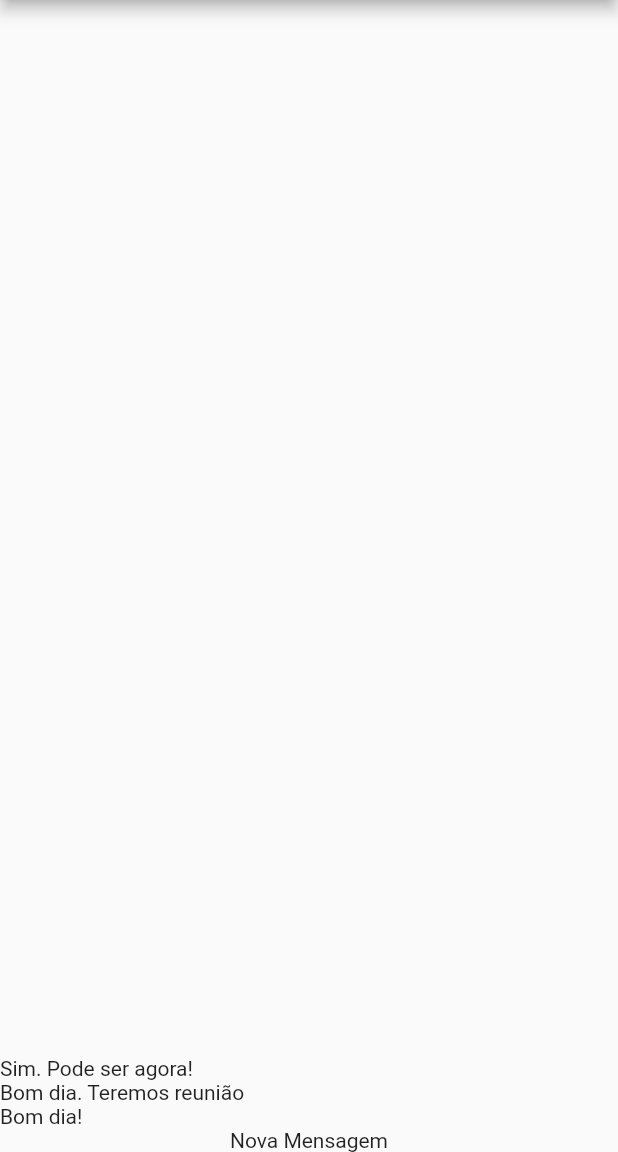
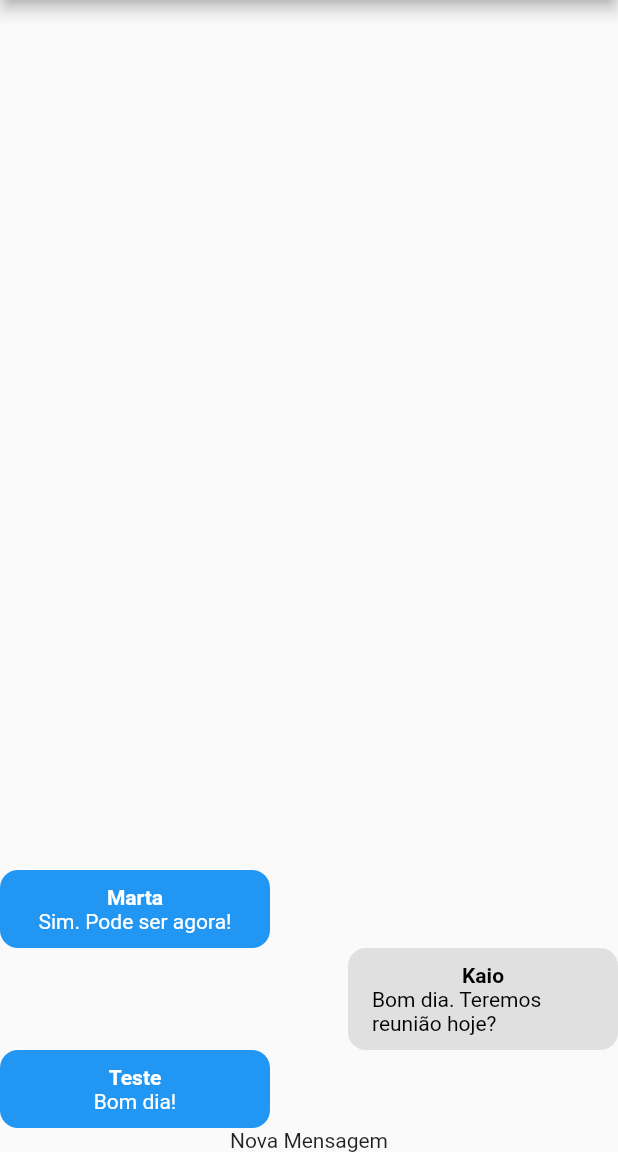
Before and after one commit to Kaio-Goes/chatFlutter, a Flutter app: the screen it shows after launch, on a phone screen of 412 x 824 dp, the part 84-1236 px from its top. Run offline on Flutter 3.47's test engine with Material 2 defaults, Android fonts, the phone set to English and light mode, and no system bars; our stand-ins replace image_picker; accounts and stored records are empty.

Commit message:
Feature components in chat messages

```diff
--- /dev/null
+++ b/lib/components/message_bubble.dart
@@ -0,0 +1,46 @@
+import 'package:chat/core/models/chat_message.dart';
+import 'package:flutter/material.dart';
+
+class MessageBubble extends StatelessWidget {
+  final ChatMessage message;
+  final bool belongsToCurrentUser;
+
+  const MessageBubble(
+      {super.key, required this.message, required this.belongsToCurrentUser});
+
+  @override
+  Widget build(BuildContext context) {
+    return Row(
+      mainAxisAlignment: belongsToCurrentUser
+          ? MainAxisAlignment.end
+          : MainAxisAlignment.start,
+      children: [
+        Container(
+          decoration: BoxDecoration(
+            color: belongsToCurrentUser
+                ? Colors.grey.shade300
+                : Theme.of(context).primaryColor,
+            borderRadius: const BorderRadius.all(Radius.circular(12)),
+          ),
+          width: 180,
+          padding: const EdgeInsets.symmetric(vertical: 10, horizontal: 16),
+          child: Column(
+            children: [
+              Text(
+                message.userName,
+                style: TextStyle(
+                    fontWeight: FontWeight.bold,
+                    color: belongsToCurrentUser ? Colors.black : Colors.white),
+              ),
+              Text(
+                message.text,
+                style: TextStyle(
+                    color: belongsToCurrentUser ? Colors.black : Colors.white),
+              ),
+            ],
+          ),
+        ),
+      ],
+    );
+  }
+}
--- a/lib/components/messages.dart
+++ b/lib/components/messages.dart
@@ -1,4 +1,6 @@
+import 'package:chat/components/message_bubble.dart';
 import 'package:chat/core/models/chat_message.dart';
+import 'package:chat/core/services/auth/auth_service.dart';
 import 'package:chat/core/services/chat/chat_service.dart';
 import 'package:flutter/material.dart';
 
@@ -7,6 +9,7 @@ class Messages extends StatelessWidget {
 
   @override
   Widget build(BuildContext context) {
+    final currentUser = AuthService().currentUser;
     return StreamBuilder<List<ChatMessage>>(
       stream: ChatService().messagesStream(),
       builder: (ctx, snapshot) {
@@ -23,7 +26,10 @@ class Messages extends StatelessWidget {
           return ListView.builder(
             reverse: true,
             itemCount: msgs.length,
-            itemBuilder: (ctx, i) => Text(msgs[i].text),
+            itemBuilder: (ctx, i) => MessageBubble(
+                key: ValueKey(msgs[i].id),
+                message: msgs[i],
+                belongsToCurrentUser: currentUser?.id == msgs[i].userId),
           );
         }
       },
--- a/lib/core/services/auth/auth_mock_service.dart
+++ b/lib/core/services/auth/auth_mock_service.dart
@@ -7,9 +7,9 @@ import 'package:chat/core/services/auth/auth_service.dart';
 
 class AuthMockService implements AuthService {
   static const defaultUser = ChatUser(
-    id: '1',
-    name: 'Teste',
-    email: 'teste@gmail.com',
+    id: '456',
+    name: 'Kaio',
+    email: 'kaiogoes1999@gmail.com',
     imageUrl: 'assets/images/avatar.png',
   );
   static Map<String, ChatUser> users = {
--- a/lib/core/services/chat/chat_mock_service.dart
+++ b/lib/core/services/chat/chat_mock_service.dart
@@ -16,7 +16,7 @@ class ChatMockService implements ChatService {
         userImageURL: 'assets/images/avatar.png'),
     ChatMessage(
         id: '2',
-        text: 'Bom dia. Teremos reunião',
+        text: 'Bom dia. Teremos reunião hoje?',
         createdAt: DateTime.now(),
         userId: '456',
         userName: 'Kaio',
```
